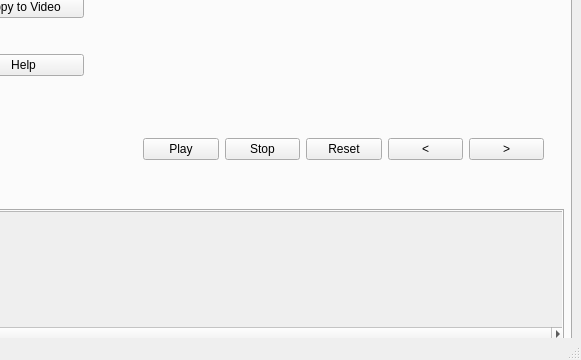
Above: Pflichtenheft/GUI_Entwurf_2/GUI.ui from SuppenGeist/pse-ws1516-videoencoder-ta before the change; both pictures show x 219 to 800 and y 240 to 600 of the 800 by 600 pixel window. Below: the same form after it.
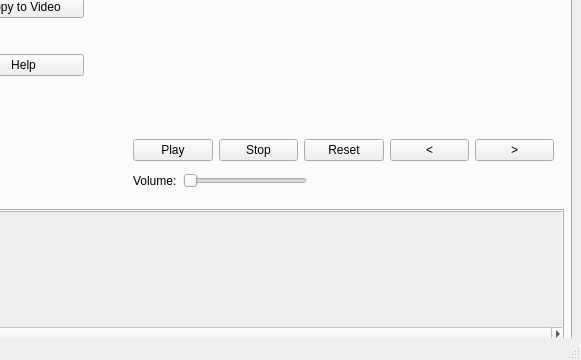
That is the form after the change. The open tabs and pages were chosen to show the change. Icons and pictures are not drawn.

Commit message: added volume slidebar for video

Patch:
```diff
--- a/Pflichtenheft/GUI_Entwurf_2/GUI.ui
+++ b/Pflichtenheft/GUI_Entwurf_2/GUI.ui
@@ -258,53 +258,6 @@
        </item>
       </layout>
      </widget>
-     <widget class="QWidget" name="horizontalLayoutWidget">
-      <property name="geometry">
-       <rect>
-        <x>360</x>
-        <y>319</y>
-        <width>401</width>
-        <height>51</height>
-       </rect>
-      </property>
-      <layout class="QHBoxLayout" name="horizontalLayout">
-       <item>
-        <widget class="QPushButton" name="pushButton_10">
-         <property name="text">
-          <string>Play</string>
-         </property>
-        </widget>
-       </item>
-       <item>
-        <widget class="QPushButton" name="pushButton_11">
-         <property name="text">
-          <string>Stop</string>
-         </property>
-        </widget>
-       </item>
-       <item>
-        <widget class="QPushButton" name="pushButton_7">
-         <property name="text">
-          <string>Reset</string>
-         </property>
-        </widget>
-       </item>
-       <item>
-        <widget class="QPushButton" name="pushButton_9">
-         <property name="text">
-          <string>&lt;</string>
-         </property>
-        </widget>
-       </item>
-       <item>
-        <widget class="QPushButton" name="pushButton_8">
-         <property name="text">
-          <string>&gt;</string>
-         </property>
-        </widget>
-       </item>
-      </layout>
-     </widget>
      <widget class="QLabel" name="label">
       <property name="geometry">
        <rect>
@@ -321,6 +274,101 @@
        <pixmap resource="resource.qrc">:/new/prefix1/Picture/imgres.png</pixmap>
       </property>
      </widget>
+     <widget class="QWidget" name="verticalLayoutWidget_6">
+      <property name="geometry">
+       <rect>
+        <x>350</x>
+        <y>330</y>
+        <width>421</width>
+        <height>61</height>
+       </rect>
+      </property>
+      <layout class="QVBoxLayout" name="verticalLayout_6">
+       <item>
+        <layout class="QHBoxLayout" name="horizontalLayout_4">
+         <item>
+          <widget class="QPushButton" name="pushButton_22">
+           <property name="text">
+            <string>Play</string>
+           </property>
+          </widget>
+         </item>
+         <item>
+          <widget class="QPushButton" name="pushButton_23">
+           <property name="text">
+            <string>Stop</string>
+           </property>
+          </widget>
+         </item>
+         <item>
+          <widget class="QPushButton" name="pushButton_24">
+           <property name="text">
+            <string>Reset</string>
+           </property>
+          </widget>
+         </item>
+         <item>
+          <widget class="QPushButton" name="pushButton_25">
+           <property name="text">
+            <string>&lt;</string>
+           </property>
+          </widget>
+         </item>
+         <item>
+          <widget class="QPushButton" name="pushButton_26">
+           <property name="text">
+            <string>&gt;</string>
+           </property>
+          </widget>
+         </item>
+        </layout>
+       </item>
+       <item>
+        <layout class="QHBoxLayout" name="horizontalLayout_6">
+         <item>
+          <widget class="QLabel" name="label_7">
+           <property name="text">
+            <string>Volume:</string>
+           </property>
+          </widget>
+         </item>
+         <item>
+          <widget class="QSlider" name="horizontalSlider_3">
+           <property name="orientation">
+            <enum>Qt::Horizontal</enum>
+           </property>
+          </widget>
+         </item>
+         <item>
+          <spacer name="horizontalSpacer_8">
+           <property name="orientation">
+            <enum>Qt::Horizontal</enum>
+           </property>
+           <property name="sizeHint" stdset="0">
+            <size>
+             <width>40</width>
+             <height>20</height>
+            </size>
+           </property>
+          </spacer>
+         </item>
+         <item>
+          <spacer name="horizontalSpacer_9">
+           <property name="orientation">
+            <enum>Qt::Horizontal</enum>
+           </property>
+           <property name="sizeHint" stdset="0">
+            <size>
+             <width>40</width>
+             <height>20</height>
+            </size>
+           </property>
+          </spacer>
+         </item>
+        </layout>
+       </item>
+      </layout>
+     </widget>
     </widget>
     <widget class="QWidget" name="tab_2">
      <attribute name="title">
```
Left out of the diff: 215 changed lines with no effect on the pictures.
